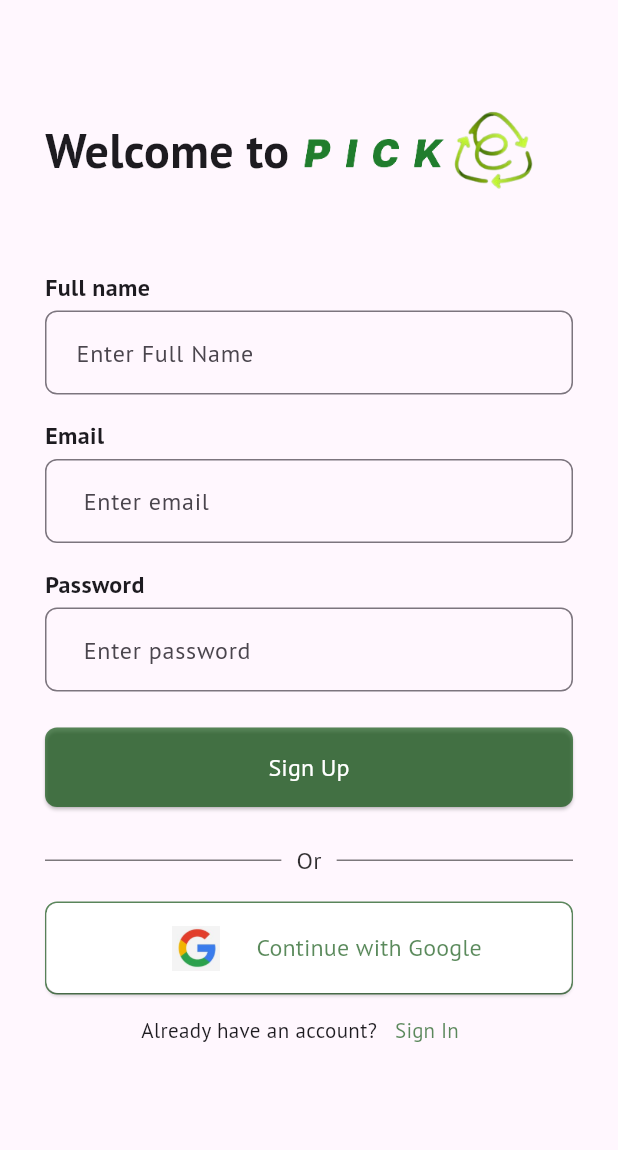
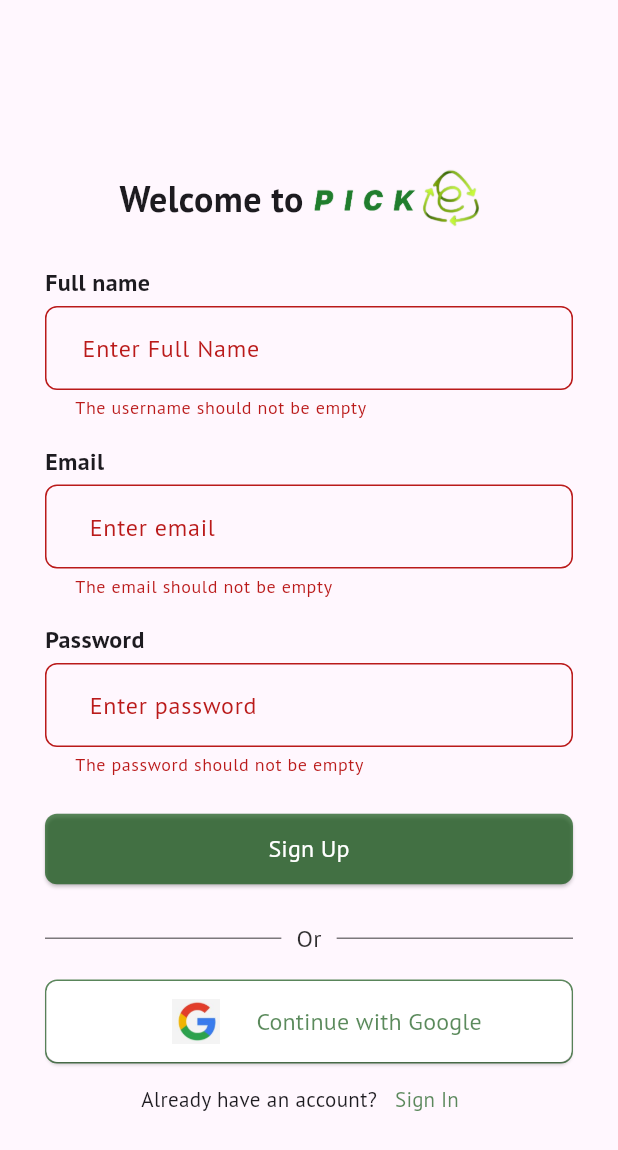
Before and after one commit to subash1404/e-waste-management, a Flutter app: the SignupPage screen opened directly, after a tap on "Sign Up", on a phone screen of 412 x 824 dp. Shown: the top 1150 px of the screen. Run offline on Flutter 3.47's test engine with Material 3 defaults, Android fonts, the phone set to English and light mode, and no system bars; our stand-ins replace flutter_dotenv, geolocator, google_fonts, google_maps_flutter, multi_select_flutter, qr_flutter and 1 more; missing offline and left inert: custom_info_window; accounts and stored records are empty.

Commit message:
integerated login and signup backend

```diff
--- a/frontend/lib/main.dart
+++ b/frontend/lib/main.dart
@@ -32,7 +32,7 @@
   Widget build(BuildContext context) {
     return MaterialApp(
       theme: theme,
-      home: NavPage(),
+      home: SplashPage(),
     );
   }
 }
--- a/frontend/lib/pages/signup.dart
+++ b/frontend/lib/pages/signup.dart
@@ -1,5 +1,10 @@
+import 'dart:convert';
+
 import 'package:e_waste/pages/login.dart';
+import 'package:e_waste/utlis/shared_preferences_manager.dart';
 import 'package:flutter/material.dart';
+import 'package:shared_preferences/shared_preferences.dart';
+import 'package:http/http.dart' as http;
 
 class SignupPage extends StatefulWidget {
   const SignupPage({super.key});
@@ -19,7 +24,8 @@
   final TextEditingController _usernameController = TextEditingController();
   final TextEditingController _emailController = TextEditingController();
   final TextEditingController _passController = TextEditingController();
-
+  final GlobalKey<FormState> _signupFormKey = GlobalKey<FormState>();
+  SharedPreferences? prefs = SharedPreferencesManager.preferences;
   @override
   void initState() {
     super.initState();
@@ -42,6 +48,7 @@
   bool _isUsernameLabelVisible = true;
   bool _isEmailLabelVisible = true;
   bool _isPassLabelVisible = true;
+  bool isLoading = false;
 
   void _updateLabelVisibility() {
     setState(() {
@@ -54,30 +61,75 @@
     });
   }
 
+  void signup() async {
+    if (!_signupFormKey.currentState!.validate()) {
+      return;
+    }
+    setState(() {
+      isLoading = true;
+    });
+
+    try {
+      var response =
+          await http.post(Uri.parse("http://192.168.43.46:3000/user/register"),
+              headers: {"Content-Type": "application/json"},
+              body: jsonEncode({
+                "email": _emailController.text,
+                "password": _passController.text,
+                "username": _usernameController.text
+              }));
+
+      var responseData = jsonDecode(response.body);
+      if (response.statusCode > 399) {
+        throw responseData["message"];
+      }
+      setState(() {
+        isLoading = false;
+      });
+      ScaffoldMessenger.of(context).clearSnackBars();
+      ScaffoldMessenger.of(context).showSnackBar(
+          SnackBar(content: Text("Registration Successful. Please Login")));
+      Navigator.of(context).pushReplacement(
+          MaterialPageRoute(builder: (context) => LoginPage()));
+    } catch (err) {
+      setState(() {
+        isLoading = false;
+      });
+      ScaffoldMessenger.of(context).clearSnackBars();
+      ScaffoldMessenger.of(context)
+          .showSnackBar(SnackBar(content: Text(err.toString())));
+    }
+  }
+
   @override
   Widget build(BuildContext context) {
     return Scaffold(
       body: Padding(
         padding:
             const EdgeInsets.only(left: 30, right: 30, top: 60, bottom: 20),
+        child: Align(
+          alignment: Alignment.center,
           child: SingleChildScrollView(
             child: Column(
               children: [
                 Row(
+                  mainAxisAlignment: MainAxisAlignment.center,
                   children: [
                     const Text(
                       "Welcome to",
-                    style: TextStyle(fontWeight: FontWeight.w700, fontSize: 32),
+                      style:
+                          TextStyle(fontWeight: FontWeight.w700, fontSize: 24),
                     ),
                     Image.asset(
                       'assets/images/logo.png',
-                    height: 80,
-                    width: 180,
+                      height: 50,
+                      width: 130,
                     )
                   ],
                 ),
-              const SizedBox(height: 40),
+                const SizedBox(height: 20),
                 Form(
+                  key: _signupFormKey,
                   child: Column(
                     crossAxisAlignment: CrossAxisAlignment.start,
                     children: [
@@ -97,6 +149,7 @@
                         },
                         onChanged: (_) => _updateLabelVisibility(),
                         decoration: InputDecoration(
+                          contentPadding: EdgeInsets.all(16),
                           labelText:
                               _isUsernameLabelVisible ? " Enter Full Name" : "",
                           // prefixIcon: Icon(Icons.person),
@@ -129,7 +182,10 @@
                         },
                         onChanged: (_) => _updateLabelVisibility(),
                         decoration: InputDecoration(
-                        labelText: _isEmailLabelVisible ? "  Enter email" : "",
+                          contentPadding: EdgeInsets.all(16),
+
+                          labelText:
+                              _isEmailLabelVisible ? "  Enter email" : "",
                           // prefixIcon: Icon(Icons.email),
                           border: OutlineInputBorder(
                             borderRadius: BorderRadius.circular(8),
@@ -148,8 +204,8 @@
                       ),
                       const Text(
                         "Password",
-                      style:
-                          TextStyle(fontSize: 16, fontWeight: FontWeight.w600),
+                        style: TextStyle(
+                            fontSize: 16, fontWeight: FontWeight.w600),
                       ),
                       const SizedBox(
                         height: 4,
@@ -164,6 +220,8 @@
                         },
                         onChanged: (_) => _updateLabelVisibility(),
                         decoration: InputDecoration(
+                          contentPadding: EdgeInsets.all(16),
+
                           labelText:
                               _isPassLabelVisible ? "  Enter password" : "",
                           // prefixIcon: Icon(Icons.lock),
@@ -184,8 +242,12 @@
                         height: 24,
                       ),
                       ElevatedButton(
-                      onPressed: () {},
-                      child: const Text(
+                        onPressed: isLoading ? () {} : signup,
+                        child: isLoading
+                            ? CircularProgressIndicator(
+                                color: Colors.green.shade200,
+                              )
+                            : Text(
                                 "Sign Up",
                                 style: TextStyle(fontSize: 16),
                               ),
@@ -195,7 +257,7 @@
                           backgroundColor: const Color.fromARGB(167, 4, 77, 6),
                           foregroundColor: Colors.white,
                           padding: const EdgeInsets.symmetric(
-                            horizontal: 20, vertical: 15),
+                              horizontal: 16, vertical: 12),
                           minimumSize: const Size(double.infinity, 0),
                         ),
                       ),
@@ -257,10 +319,11 @@
                             shape: RoundedRectangleBorder(
                               borderRadius: BorderRadius.circular(8),
                             ),
-                          foregroundColor: const Color.fromARGB(167, 4, 77, 6),
+                            foregroundColor:
+                                const Color.fromARGB(167, 4, 77, 6),
                             backgroundColor: Colors.white,
                             padding: const EdgeInsets.symmetric(
-                              horizontal: 20, vertical: 15),
+                                horizontal: 16, vertical: 12),
                             minimumSize: const Size(double.infinity, 0),
                           ),
                         ),
@@ -290,6 +353,7 @@
             ),
           ),
         ),
+      ),
     );
   }
 }
--- a/frontend/lib/pages/splash.dart
+++ b/frontend/lib/pages/splash.dart
@@ -1,4 +1,6 @@
 import 'dart:async';
+import 'package:e_waste/pages/signup.dart';
+
 import 'nav.dart';
 import 'package:flutter/material.dart'; // Import for Timer
 
@@ -18,7 +20,7 @@
     Timer(Duration(seconds: 2), () {
       // Navigate to the home page
       Navigator.of(context).pushReplacement(
-        MaterialPageRoute(builder: (context) => NavPage()),
+        MaterialPageRoute(builder: (context) => SignupPage()),
       );
     });
   }
--- /dev/null
+++ b/frontend/lib/utlis/shared_preferences_manager.dart
@@ -0,0 +1,11 @@
+import 'package:shared_preferences/shared_preferences.dart';
+
+class SharedPreferencesManager {
+  static SharedPreferences? _preferences;
+
+  static Future<void> init() async {
+    _preferences ??= await SharedPreferences.getInstance();
+  }
+
+  static SharedPreferences? get preferences => _preferences;
+}
--- a/frontend/pubspec.yaml
+++ b/frontend/pubspec.yaml
@@ -42,6 +42,8 @@
   google_maps_flutter: ^2.5.2
   custom_info_window: ^1.0.1
   geolocator: ^11.0.0
+  http: ^1.2.0
+  shared_preferences: ^2.2.2
 
 dev_dependencies:
   flutter_test:
```
Also changed, not shown: frontend/lib/pages/login.dart (+68 -8 lines), frontend/pubspec.lock, 1 other file. Lines whose indentation alone changed are shown as unchanged.
